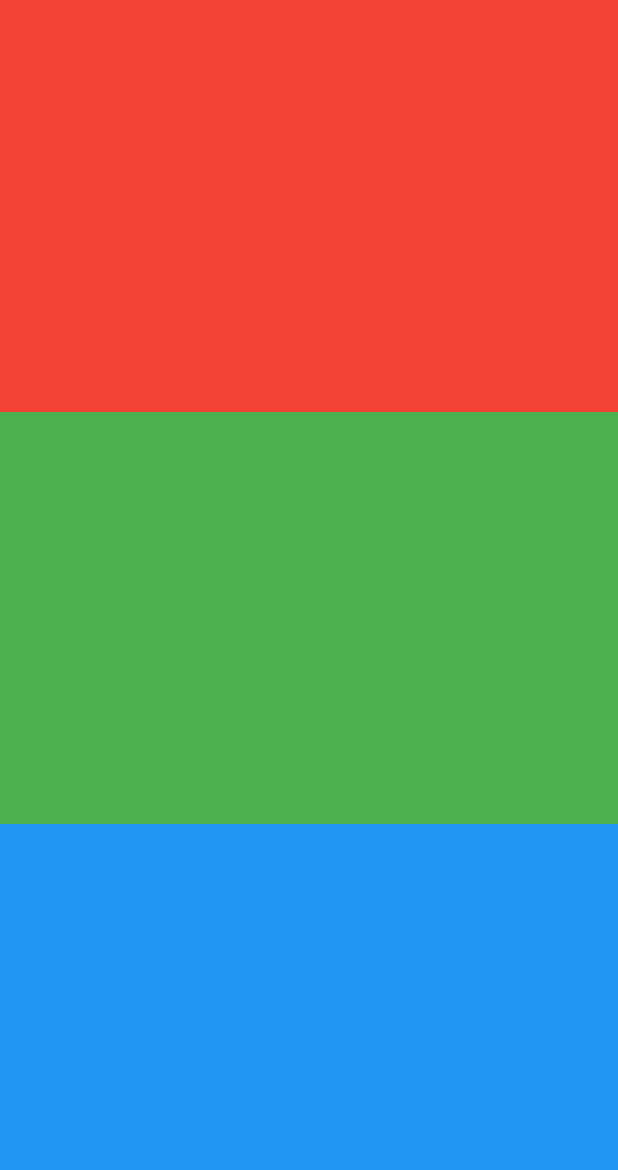
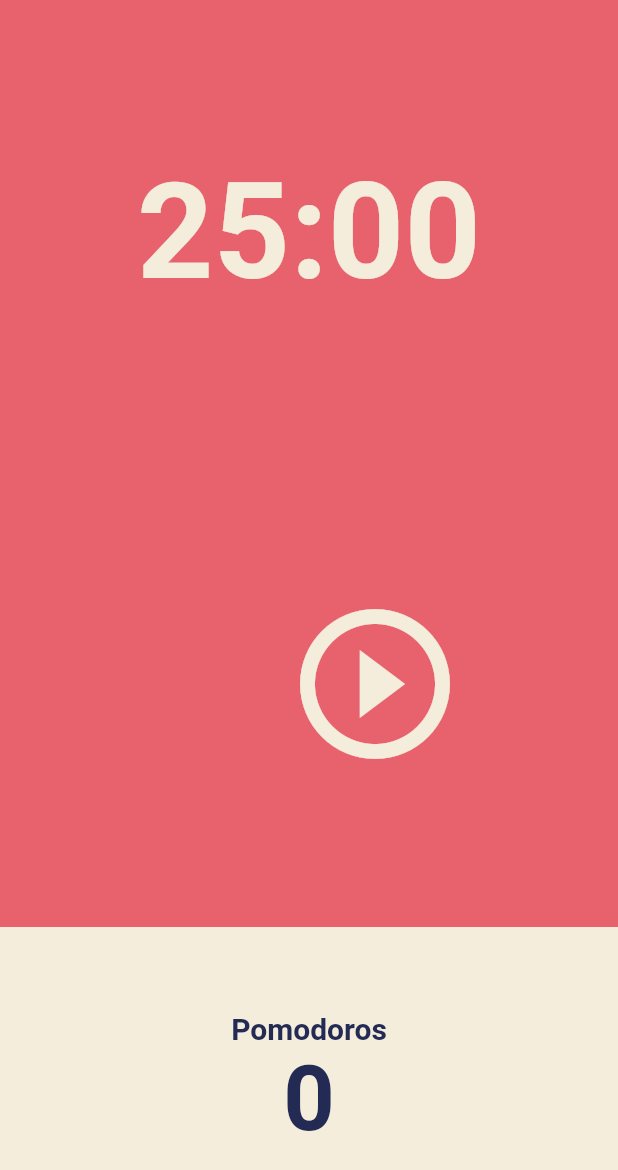
Before and after one commit to teddyjune/pomodoro_app, a Flutter app: the screen it shows after launch, on a phone screen of 412 x 824 dp. Shown: the top 1170 px of the screen. Run offline on Flutter 3.47's test engine with Material 2 defaults, Android fonts, the phone set to English and light mode, and no system bars.

Commit message:
feat: User Interface

```diff
--- a/lib/main.dart
+++ b/lib/main.dart
@@ -13,9 +13,12 @@ class MyApp extends StatelessWidget {
   Widget build(BuildContext context) {
     return MaterialApp(
       debugShowCheckedModeBanner: false,
-      title: 'Flutter Demo',
       theme: ThemeData(
-        primarySwatch: Colors.blue,
+        colorScheme: ColorScheme.fromSwatch(primarySwatch: Colors.blue)
+            .copyWith(background: const Color(0xFFE7626c)),
+        textTheme:
+            const TextTheme(displayLarge: TextStyle(color: Color(0xFF232B55))),
+        cardColor: const Color(0xFFF4EDDB),
       ),
       home: const MainScreen(),
     );
--- a/lib/main_screen.dart
+++ b/lib/main_screen.dart
@@ -11,27 +11,73 @@ class _MainScreenState extends State<MainScreen> {
   @override
   Widget build(BuildContext context) {
     return Scaffold(
+      backgroundColor: Theme.of(context).colorScheme.background,
       body: Column(
         children: [
           Flexible(
+            flex: 1,
             child: Container(
-              decoration: const BoxDecoration(
-                color: Colors.red,
+              alignment: Alignment.bottomCenter,
+              child: Text(
+                "25:00",
+                style: TextStyle(
+                  color: Theme.of(context).cardColor,
+                  fontSize: 89,
+                  fontWeight: FontWeight.bold,
+                ),
               ),
             ),
           ),
           Flexible(
-            child: Container(
-              decoration: const BoxDecoration(
-                color: Colors.green,
+            flex: 2,
+            child: Center(
+              child: IconButton(
+                color: Theme.of(context).cardColor,
+                onPressed: () {},
+                icon: const Icon(
+                  Icons.play_circle_outline,
+                  size: 120,
+                ),
               ),
             ),
           ),
           Flexible(
-            child: Container(
-              decoration: const BoxDecoration(
-                color: Colors.blue,
-              ),
+            flex: 1,
+            child: Row(
+              children: [
+                Expanded(
+                  child: Container(
+                    decoration: BoxDecoration(
+                      color: Theme.of(context).cardColor,
+                    ),
+                    child: Column(
+                      mainAxisAlignment: MainAxisAlignment.center,
+                      children: [
+                        Text(
+                          "Pomodoros",
+                          style: TextStyle(
+                              fontSize: 20,
+                              fontWeight: FontWeight.bold,
+                              color: Theme.of(context)
+                                  .textTheme
+                                  .displayLarge!
+                                  .color),
+                        ),
+                        Text(
+                          "0",
+                          style: TextStyle(
+                              fontSize: 60,
+                              fontWeight: FontWeight.bold,
+                              color: Theme.of(context)
+                                  .textTheme
+                                  .displayLarge!
+                                  .color),
+                        ),
+                      ],
+                    ),
+                  ),
+                ),
+              ],
             ),
           ),
         ],
```
